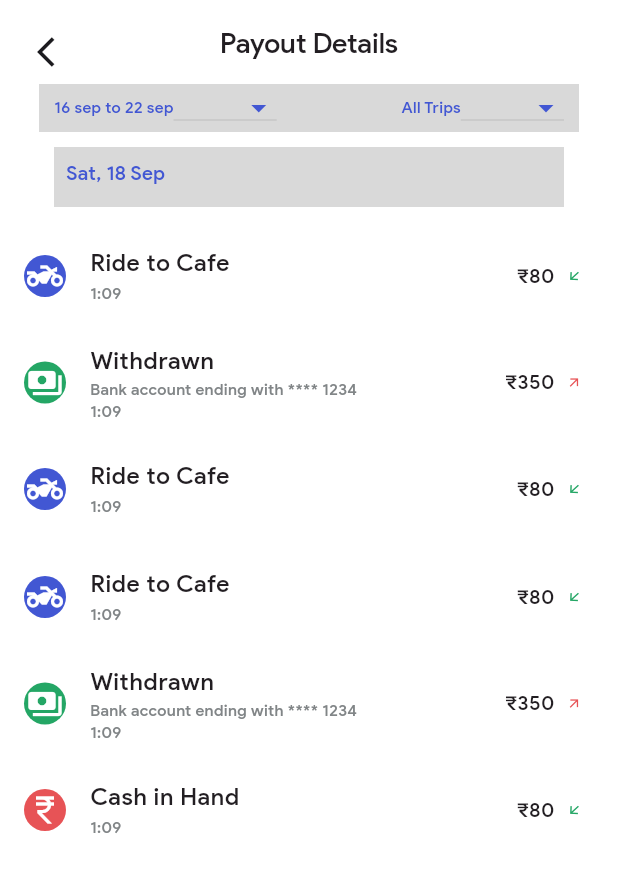
After one commit to ansariZoya/Ezee_riders, a Flutter app: the PayoutDetails screen opened directly, on a phone screen of 412 x 824 dp. The commit adds this screen. Shown: the top 872 px of the screen. Run offline on Flutter 3.47's test engine with Material 3 defaults, Android fonts, the phone set to English and light mode, and no system bars; our stand-ins replace fl_chart, grouped_list, pinput, slide_to_act, smooth_page_indicator, timeline_tile; missing offline and left inert: icon_decoration.

Commit message:
new changes added

```diff
--- a/lib/screens/payout.dart
+++ b/lib/screens/payout.dart
@@ -18,7 +18,7 @@ class _PayOutScreenState extends State<PayOutScreen> {
           )
         ),
         builder: (context){
-          return WithdrawPage();
+          return const WithdrawPage();
         });
   }
   @override
@@ -129,7 +129,7 @@ class _PayOutScreenState extends State<PayOutScreen> {
               ),
             ),
           ),const SizedBox(height: 20,),
-          Container(
+         /* Container(
             height: 73,width: 340,
              decoration: BoxDecoration(
                 borderRadius: BorderRadius.circular(12),
@@ -165,7 +165,7 @@ class _PayOutScreenState extends State<PayOutScreen> {
                     ],
                   ),
                 ),
-          )
+          )*/
         ],
       ),
     );
--- /dev/null
+++ b/lib/screens/payout_details.dart
@@ -0,0 +1,236 @@
+import 'package:driver_app/commons/app_text_styles.dart';
+import 'package:flutter/material.dart';
+
+class PayoutDetails extends StatefulWidget {
+  const PayoutDetails({super.key});
+
+  @override
+  State<PayoutDetails> createState() => _PayoutDetailsState();
+}
+
+class _PayoutDetailsState extends State<PayoutDetails> {
+  var items = [
+    "sep17",
+  ];
+  @override
+  Widget build(BuildContext context) {
+    return Scaffold(
+      backgroundColor: const Color(0xFFFFFFFF),
+      appBar: AppBar(
+        backgroundColor: const Color(0xFFFFFFFF),
+        centerTitle: true,
+        leading: IconButton(
+            onPressed: () {
+              Navigator.pop(context);
+            },
+            icon: const SizedBox(
+                height: 11.31,
+                width: 6.71,
+                child: Icon(
+                  Icons.arrow_back_ios,
+                  color: Color(0xFF1C1B1F),
+                ))),
+        title: Text(
+          "Payout Details",
+          style: AppTextStyles.baseStyle.copyWith(fontSize: 18.72),
+        ),
+      ),
+      body: Column(
+        children: [
+          Container(
+            width: 360,
+            height: 32,
+            color: const Color(0xFFD9D9D9),
+            child: Padding(
+              padding: const EdgeInsets.only(left: 10,right: 10),
+              child: Row(
+                mainAxisAlignment: MainAxisAlignment.spaceBetween,
+                children: [
+                  Row(
+                    children: [
+                      Text(
+                        "16 sep to 22 sep",
+                        style: AppTextStyles.baseStyle
+                            .copyWith(color: const Color(0xFF4257D3), fontSize: 10.72),
+                      ),
+                      DropdownButton(
+                          items: items.map((String items) {
+                            return DropdownMenuItem(
+                              value: items,
+                              child: Text(items),
+                            );
+                          }).toList(),
+                          onChanged: null,
+                          icon: const Icon(
+                            Icons.arrow_drop_down,
+                            color: Color(0xFF4257D3),
+                          ))
+                    ],
+                  ),
+                  Row(
+                    children: [
+                      Text(
+                        "All Trips",
+                        style: AppTextStyles.baseStyle
+                            .copyWith(color: const Color(0xFF4257D3), fontSize: 10.72),
+                      ),
+                           DropdownButton(
+                          items: items.map((String items) {
+                            return DropdownMenuItem(
+                              value: items,
+                              child: Text(items),
+                            );
+                          }).toList(),
+                          onChanged: null,
+                          icon: const Icon(
+                            Icons.arrow_drop_down,
+                            color: Color(0xFF4257D3),
+                          ))
+
+                    ],
+                  )
+                ],
+              ),
+            ),
+          ),
+          Padding(
+            padding: const EdgeInsets.all(10.0),
+            child: Container(
+              width: 340,height: 40,
+              color: const Color(0xFFD9D9D9),
+              child:  Padding(
+                padding: const EdgeInsets.all(8.0),
+                child: Text(
+                            "Sat, 18 Sep",
+                            style: AppTextStyles.baseStyle
+                                .copyWith(color: const Color(0xFF4257D3), fontSize: 13.28),
+                          ),
+              ),
+            ),
+          ),
+           ListTile(
+
+                          leading: Container(
+                            height: 28,width: 28,
+                            decoration: const BoxDecoration(
+                              shape: BoxShape.circle,
+                              color: Color(0xFF4257D3)
+                            ),
+                            child: const Icon(Icons.two_wheeler,color: Color(0xFFFFFFFF),)),
+                          title: const Text("Ride to Cafe",style: AppTextStyles.baseStyle,),
+                          subtitle: Text("1:09",style: AppTextStyles.smalltitle.copyWith(fontSize: 10.72),),
+                          trailing: Row(
+                            mainAxisSize: MainAxisSize.min,
+                            children: [
+                              Text("₹80",style: AppTextStyles.baseStyle.copyWith(fontSize: 13.28),),
+                              const SizedBox(width: 8,),
+                              Transform.rotate(angle: 110,
+                              child: const Icon(Icons.arrow_outward,size: 10.33,color: Color(0xFF24A665),))
+                            ],
+                          ),
+                        ),
+                        ListTile(
+
+                          leading: Container(
+                            height: 28,width: 28,
+                            decoration: const BoxDecoration(
+                              shape: BoxShape.circle,
+                              color: Color(0xFF24A665)
+                            ),
+                            child: const Icon(Icons.payments,color: Color(0xFFFFFFFF),)),
+                          title: const Text("Withdrawn",style: AppTextStyles.baseStyle,),
+                          subtitle: Text("Bank account ending with **** 1234\n1:09",style: AppTextStyles.smalltitle.copyWith(fontSize: 10.72),),
+                          trailing: Row(
+                            mainAxisSize: MainAxisSize.min,
+                            children: [
+                              Text("₹350",style: AppTextStyles.baseStyle.copyWith(fontSize: 13.28),),
+                              const SizedBox(width: 8,),
+                              const Icon(Icons.arrow_outward,size: 10.33,color: Color(0xFFE75356),)
+                            ],
+                          ),
+                        ),  ListTile(
+
+                          leading: Container(
+                            height: 28,width: 28,
+                            decoration: const BoxDecoration(
+                              shape: BoxShape.circle,
+                              color: Color(0xFF4257D3)
+                            ),
+                            child: const Icon(Icons.two_wheeler,color: Color(0xFFFFFFFF),)),
+                          title: const Text("Ride to Cafe",style: AppTextStyles.baseStyle,),
+                          subtitle: Text("1:09",style: AppTextStyles.smalltitle.copyWith(fontSize: 10.72),),
+                          trailing: Row(
+                            mainAxisSize: MainAxisSize.min,
+                            children: [
+                              Text("₹80",style: AppTextStyles.baseStyle.copyWith(fontSize: 13.28),),
+                              const SizedBox(width: 8,),
+                              Transform.rotate(angle: 110,
+                              child: const Icon(Icons.arrow_outward,size: 10.33,color: Color(0xFF24A665),))
+                            ],
+                          ),
+                        ),  ListTile(
+
+                          leading: Container(
+                            height: 28,width: 28,
+                            decoration: const BoxDecoration(
+                              shape: BoxShape.circle,
+                              color: Color(0xFF4257D3)
+                            ),
+                            child: const Icon(Icons.two_wheeler,color: Color(0xFFFFFFFF),)),
+                          title: const Text("Ride to Cafe",style: AppTextStyles.baseStyle,),
+                          subtitle: Text("1:09",style: AppTextStyles.smalltitle.copyWith(fontSize: 10.72),),
+                          trailing: Row(
+                            mainAxisSize: MainAxisSize.min,
+                            children: [
+                              Text("₹80",style: AppTextStyles.baseStyle.copyWith(fontSize: 13.28),),
+                              const SizedBox(width: 8,),
+                              Transform.rotate(angle: 110,
+                              child: const Icon(Icons.arrow_outward,size: 10.33,color: Color(0xFF24A665),))
+                            ],
+                          ),
+                        ),  ListTile(
+
+                          leading: Container(
+                            height: 28,width: 28,
+                            decoration: const BoxDecoration(
+                              shape: BoxShape.circle,
+                              color: Color(0xFF24A665)
+                            ),
+                            child: const Icon(Icons.payments,color: Color(0xFFFFFFFF),)),
+                          title: const Text("Withdrawn",style: AppTextStyles.baseStyle,),
+                          subtitle: Text("Bank account ending with **** 1234\n1:09",style: AppTextStyles.smalltitle.copyWith(fontSize: 10.72),),
+                          trailing: Row(
+                            mainAxisSize: MainAxisSize.min,
+                            children: [
+                              Text("₹350",style: AppTextStyles.baseStyle.copyWith(fontSize: 13.28),),
+                              const SizedBox(width: 8,),
+                              const Icon(Icons.arrow_outward,size: 10.33,color: Color(0xFFE75356),)
+                            ],
+                          ),
+                        ), ListTile(
+
+                          leading: Container(
+                            height: 28,width: 28,
+                            decoration: const BoxDecoration(
+                              shape: BoxShape.circle,
+                              color: Color(0xFFE75356)
+                            ),
+                            child: const Icon(Icons.currency_rupee,color: Color(0xFFFFFFFF),)),
+                          title: const Text("Cash in Hand",style: AppTextStyles.baseStyle,),
+                          subtitle: Text("1:09",style: AppTextStyles.smalltitle.copyWith(fontSize: 10.72),),
+                          trailing: Row(
+                            mainAxisSize: MainAxisSize.min,
+                            children: [
+                              Text("₹80",style: AppTextStyles.baseStyle.copyWith(fontSize: 13.28),),
+                              const SizedBox(width: 8,),
+                              Transform.rotate(angle: 110,
+                              child: const Icon(Icons.arrow_outward,size: 10.33,color: Color(0xFF24A665),))
+                            ],
+                          ),
+                        ),
+
+        ],
+      ),
+    );
+  }
+}
--- a/lib/screens/withdraw_cash.dart
+++ b/lib/screens/withdraw_cash.dart
@@ -1,4 +1,5 @@
 import 'package:driver_app/commons/app_text_styles.dart';
+import 'package:driver_app/screens/payout_done.dart';
 import 'package:flutter/material.dart';
 
 class WithdrawCash extends StatefulWidget {
@@ -137,7 +138,10 @@ class _WithdrawCashState extends State<WithdrawCash> {
             Padding(
               padding: const EdgeInsets.symmetric(vertical: 20),
               child: ElevatedButton(
-                onPressed: () {},
+                onPressed: () {
+                  Navigator.push(context,
+                   MaterialPageRoute(builder: (context)=> const PayoutDone()));
+                },
                 style: ElevatedButton.styleFrom(
                   shape: RoundedRectangleBorder(
                       borderRadius: BorderRadius.circular(8)),
--- a/lib/widgets/daily_chart.dart
+++ b/lib/widgets/daily_chart.dart
@@ -1,5 +1,6 @@
 
 import 'package:driver_app/commons/app_text_styles.dart';
+import 'package:driver_app/screens/payout_details.dart';
 import 'package:driver_app/widgets/perform_data.dart';
 import 'package:flutter/material.dart';
 class DailyChart extends StatelessWidget {
@@ -86,6 +87,10 @@ class DailyChart extends StatelessWidget {
                 ),
                  const SizedBox(height: 20,),
            ListTile(
+            onTap: (){
+              Navigator.push(context,
+              MaterialPageRoute(builder: (context)=>const PayoutDetails()));
+            },
                           leading: Container(
                             height: 28,width: 28,
                             decoration: const BoxDecoration(
--- a/lib/widgets/select_option.dart
+++ b/lib/widgets/select_option.dart
@@ -57,7 +57,7 @@ class SelectOptionPage extends StatelessWidget {
                     ),),
                     IconButton(onPressed: (){
                         Navigator.push(context,
-                      MaterialPageRoute(builder: (context)=>WithdrawCash()));
+                      MaterialPageRoute(builder: (context)=>const WithdrawCash()));
                     }, icon: const SizedBox(
                       width: 6.02,height: 10.68,
                       child: Icon(
@@ -85,7 +85,7 @@ class SelectOptionPage extends StatelessWidget {
                     ),),
                     IconButton(onPressed: (){
                         Navigator.push(context,
-                      MaterialPageRoute(builder: (context)=>WithdrawCash()));
+                      MaterialPageRoute(builder: (context)=>const WithdrawCash()));
                     }, icon: const SizedBox(
                       width: 6.02,height: 10.68,
                       child: Icon(
@@ -113,7 +113,7 @@ class SelectOptionPage extends StatelessWidget {
                     ),),
                     IconButton(onPressed: (){
                       Navigator.push(context,
-                      MaterialPageRoute(builder: (context)=>WithdrawCash()));
+                      MaterialPageRoute(builder: (context)=>const WithdrawCash()));
                     }, icon: const SizedBox(
                       width: 6.02,height: 10.68,
                       child: Icon(
--- a/lib/widgets/weekly_earning.dart
+++ b/lib/widgets/weekly_earning.dart
@@ -1,5 +1,6 @@
 
 import 'package:driver_app/commons/app_text_styles.dart';
+import 'package:driver_app/screens/payout_details.dart';
 import 'package:flutter/material.dart';
 class WeeklyEarning extends StatelessWidget {
   const WeeklyEarning({super.key});
@@ -31,6 +32,10 @@ class WeeklyEarning extends StatelessWidget {
               child: Column(
                 children: [
                   ListTile(
+                    onTap: (){
+                      Navigator.push(context,
+                       MaterialPageRoute(builder: (context)=>const PayoutDetails()));
+                    },
                     leading: Container(
                       height: 28,width: 28,
                       decoration: const BoxDecoration(
--- a/lib/widgets/weekly_perform.dart
+++ b/lib/widgets/weekly_perform.dart
@@ -19,8 +19,11 @@ class WeeklyPerformance extends StatelessWidget {
             Container(
               height: 100,width: 322,
               decoration:  BoxDecoration(
+                border: Border.all(
+                  color: const Color(0xFFF5F5F5),width: 1
+                ),
                 borderRadius: BorderRadius.circular(8),
-                color: const Color(0xFFF5F5F5),
+                color: const Color(0xfffffffff),
                 boxShadow: const [
                   BoxShadow(
                     blurRadius: 17,
--- a/pubspec.yaml
+++ b/pubspec.yaml
@@ -43,6 +43,7 @@ dependencies:
   intl: ^0.20.0
   grouped_list: ^6.0.0
   fl_chart: ^0.69.2
+  icon_decoration: ^2.1.0
 
 
 
```
Also changed, not shown: lib/screens/payout_done.dart (added, +92 -0 lines), lib/screens/withdraw_info.dart (added, +119 -0 lines), lib/widgets/time_line.dart (+28 -0 lines), pubspec.lock.
